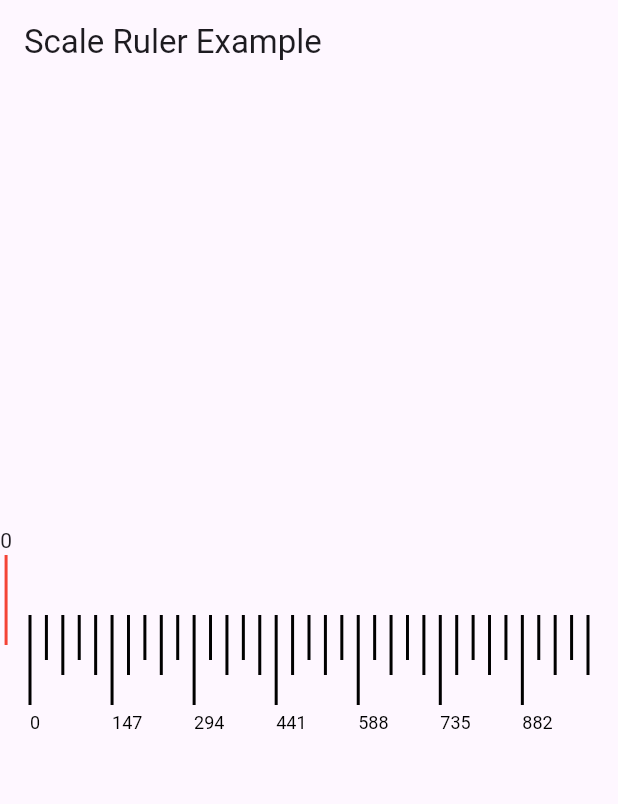
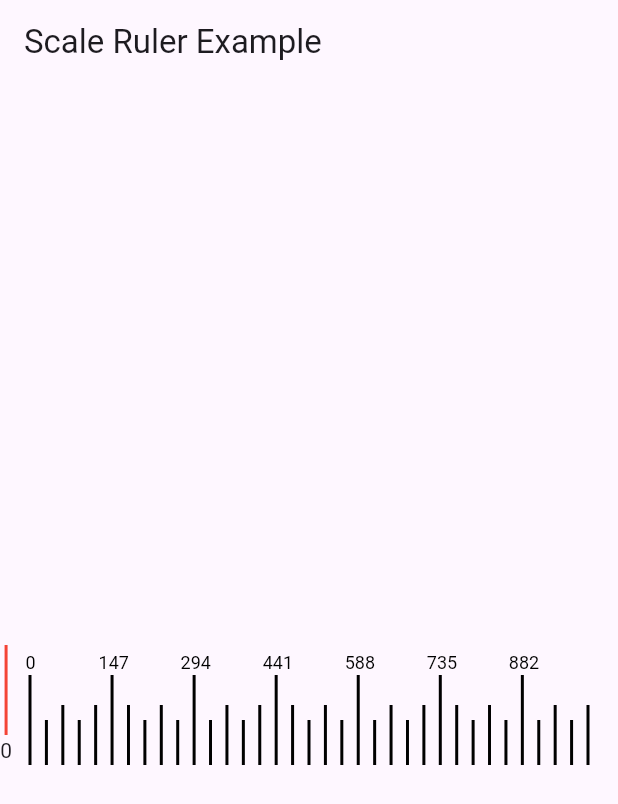
Before and after one commit to ShaheenDevs/ruler_scale_indicator, a Flutter app: the screen it shows after launch, on a phone screen of 412 x 824 dp. Shown: the top 804 px of the screen. Run offline on Flutter 3.47's test engine with Material 3 defaults, Android fonts, the phone set to English and light mode, and no system bars.

Commit message:
set page aligne

```diff
--- a/lib/ruler_scale_indicator.dart
+++ b/lib/ruler_scale_indicator.dart
@@ -2,6 +2,9 @@ library ruler_scale_indicator;
 
 import 'dart:developer';
 import 'package:flutter/material.dart';
+
+/// Enum for alignment position
+enum AlignmentPosition { top, bottom }
 
 /// A customizable scale ruler widget.
 class ScaleRuler extends StatefulWidget {
@@ -10,6 +13,7 @@ class ScaleRuler extends StatefulWidget {
   final double lineSpacing; // Spacing between each line
   final double rulerHeight; // Height of the ruler
   final int decimalPlaces; // Number of decimal places to show
+  final AlignmentPosition alignmentPosition; // Alignment of the scale
 
   const ScaleRuler({
     super.key,
@@ -18,6 +22,7 @@ class ScaleRuler extends StatefulWidget {
     required this.lineSpacing,
     required this.rulerHeight,
     required this.decimalPlaces,
+    this.alignmentPosition = AlignmentPosition.bottom, // Default alignment
   });
 
   @override
@@ -40,13 +45,15 @@ class _ScaleRulerState extends State<ScaleRuler> {
 
         // Calculate and log the selected value
         double selectedValue = widget.minRange +
-            (_selectedPosition / widgetWidth * (widget.maxRange - widget.minRange));
+            (_selectedPosition /
+                widgetWidth *
+                (widget.maxRange - widget.minRange));
         log('Selected Value: ${selectedValue.toStringAsFixed(widget.decimalPlaces)}');
       },
       child: Stack(
         children: [
           Padding(
-            padding: const EdgeInsets.only(top: 60.0),
+            padding: const EdgeInsets.only(top: 20.0),
             child: Container(
               width: double.infinity,
               height: widget.rulerHeight,
@@ -57,24 +64,29 @@ class _ScaleRulerState extends State<ScaleRuler> {
                   maxRange: widget.maxRange,
                   lineSpacing: widget.lineSpacing,
                   rulerHeight: widget.rulerHeight,
+                  alignmentPosition: widget.alignmentPosition,
                 ),
               ),
             ),
           ),
           Positioned(
             left: _selectedPosition,
-            top: 0,
+            bottom: widget.alignmentPosition == AlignmentPosition.bottom ? 0 : null,
+            top: widget.alignmentPosition == AlignmentPosition.top ? 0 : null,
             child: Column(
+              mainAxisAlignment: MainAxisAlignment.end,
               children: [
-                Text(
-                  (_selectedPosition / widgetWidth * (widget.maxRange - widget.minRange) +
-                          widget.minRange)
-                      .toStringAsFixed(widget.decimalPlaces),
-                ),
                 Container(
                   width: 2,
                   height: 60,
                   color: Colors.red,
+                ),
+                Text(
+                  (_selectedPosition /
+                              widgetWidth *
+                              (widget.maxRange - widget.minRange) +
+                          widget.minRange)
+                      .toStringAsFixed(widget.decimalPlaces),
                 ),
               ],
             ),
@@ -90,12 +102,14 @@ class ScaleRulerPainter extends CustomPainter {
   final double maxRange; // Maximum value of the range
   final double lineSpacing; // Spacing between each line
   final double rulerHeight; // Height of the ruler
+  final AlignmentPosition alignmentPosition; // Alignment of the scale
 
   ScaleRulerPainter({
     required this.minRange,
     required this.maxRange,
     required this.lineSpacing,
     required this.rulerHeight,
+    required this.alignmentPosition,
   });
 
   @override
@@ -119,17 +133,31 @@ class ScaleRulerPainter extends CustomPainter {
       double x = i * size.width / numLines;
       double currentValue = minRange + i * (range / numLines);
 
+      // Calculate the y offset based on alignment
+      double lineStart = alignmentPosition == AlignmentPosition.bottom
+          ? size.height
+          : 0;
+      double lineEnd = alignmentPosition == AlignmentPosition.bottom
+          ? size.height - (i % 5 == 0 ? longLine : (i % 2 == 0 ? mediumLine : shortLine))
+          : (i % 5 == 0 ? longLine : (i % 2 == 0 ? mediumLine : shortLine));
+
+      // Draw the scale lines
+      canvas.drawLine(Offset(x, lineStart), Offset(x, lineEnd), paint);
+
+      // Draw numbers for long lines
       if (i % 5 == 0) {
-        // Draw long lines every 5th unit
-        canvas.drawLine(Offset(x, 0), Offset(x, longLine), paint);
+        double textYOffset = alignmentPosition == AlignmentPosition.bottom
+            ? size.height - longLine - 15
+            : longLine + 5;
+
         drawText(
-            canvas, currentValue.toStringAsFixed(0), Offset(x, longLine + 5));
-      } else if (i % 2 == 0) {
-        // Draw medium lines for even indices
-        canvas.drawLine(Offset(x, 0), Offset(x, mediumLine), paint);
-      } else {
-        // Draw short lines for other indices
-        canvas.drawLine(Offset(x, 0), Offset(x, shortLine), paint);
+          canvas,
+          currentValue.toStringAsFixed(0),
+          Offset(
+            x - currentValue.toStringAsFixed(0).length * 3,
+            textYOffset,
+          ),
+        );
       }
     }
   }
```
